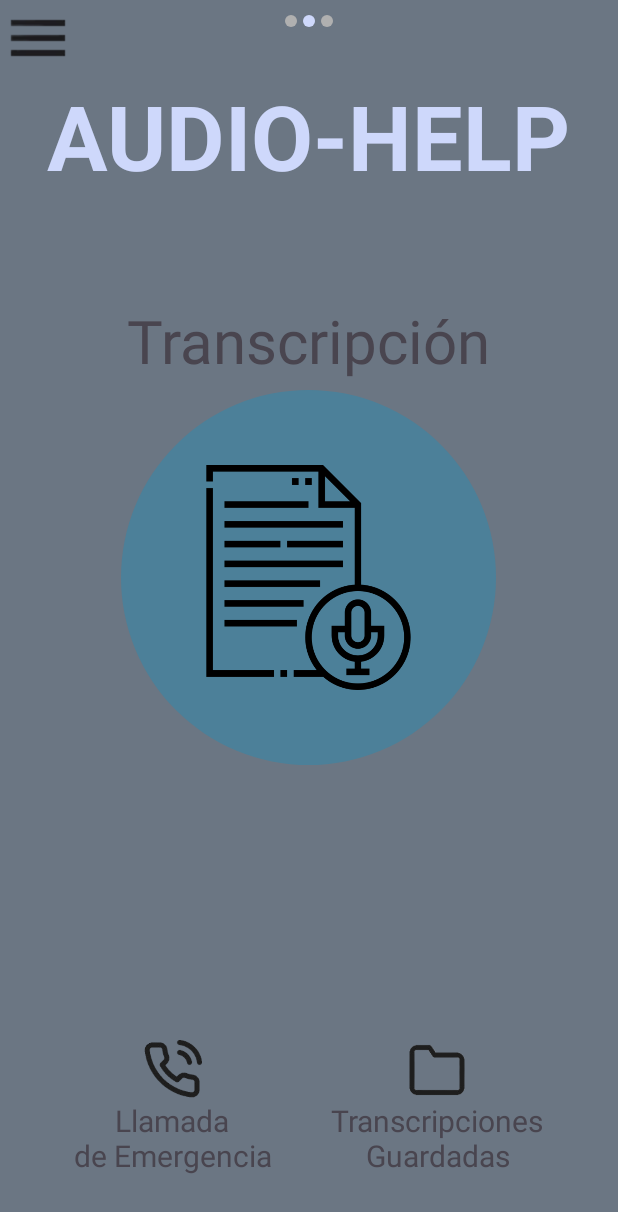
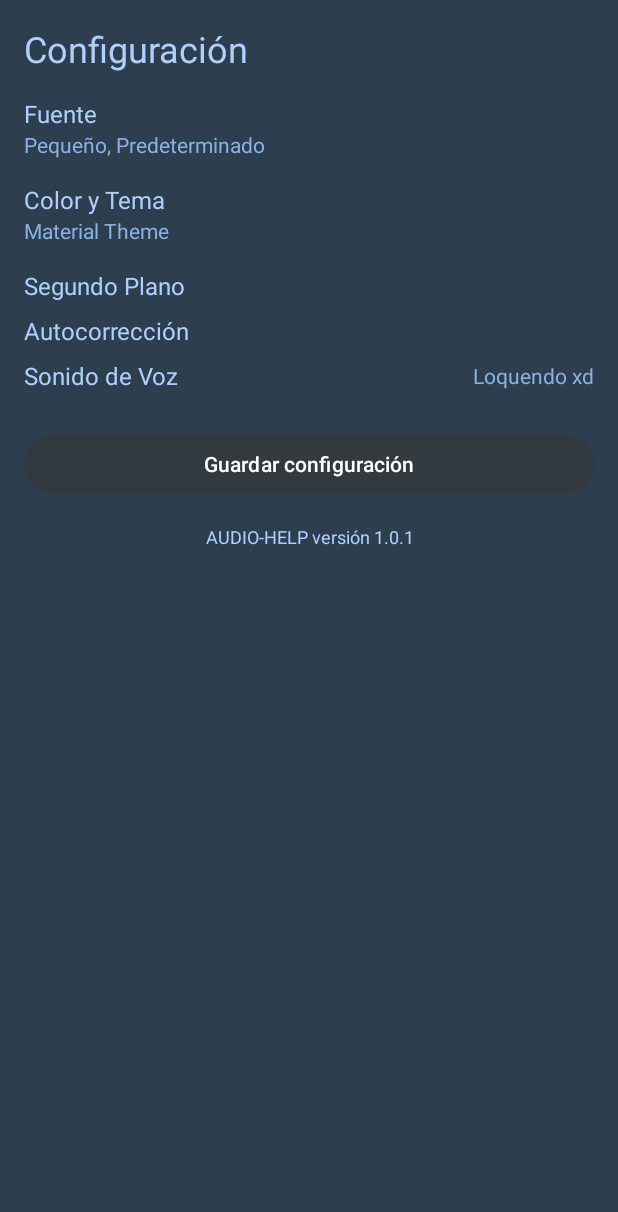
Before and after one commit to SandroCJ210/AudioHelp, an Android app: the screen it shows after launch (TranscriptionActivity before the commit, ajustes after it), after a tap on "Button", on a phone screen of 412 x 824 dp. Shown: the top 1212 px of the screen. Run offline under Robolectric (Android 15) with nearby library versions, the phone set to English and light mode, and no system bars.

Commit message:
ajustes full

```diff
--- a/app/src/main/AndroidManifest.xml
+++ b/app/src/main/AndroidManifest.xml
@@ -24,6 +24,7 @@
             </intent-filter>
         </activity>
         <activity android:name=".TranscriptionActivity" />
+        <activity android:name=".ajustes" />
 
     </application>
 
--- a/app/src/main/java/com/grupo2/audiohelp/MainActivity.java
+++ b/app/src/main/java/com/grupo2/audiohelp/MainActivity.java
@@ -29,13 +29,10 @@ public class MainActivity extends AppCompatActivity {
         button.setOnClickListener(new View.OnClickListener() {
             @Override
             public void onClick(View v){
-                // inicia la actividad de transcripcion
-                Intent intent = new Intent(MainActivity.this, TranscriptionActivity.class);
+                // inicia la actividad
+                Intent intent = new Intent(MainActivity.this, ajustes.class);
                 startActivity(intent);
             }
         });
-
-        String filePath = "app/sampledata/hola.mp3";
-        WhisperTranscription.transcribeAudio(filePath);
     }
 }
--- a/app/src/main/java/com/grupo2/audiohelp/ajustes.java
+++ b/app/src/main/java/com/grupo2/audiohelp/ajustes.java
@@ -7,6 +7,6 @@ public class ajustes extends AppCompatActivity {
     @Override
     protected void onCreate(Bundle savedInstanceState) {
         super.onCreate(savedInstanceState);
-        setContentView(R.layout.ajustes_main); // Enlaza con transcription_main.xml
+        setContentView(R.layout.ajustes);
     }
 }
--- /dev/null
+++ b/app/src/main/res/layout/ajustes.xml
@@ -0,0 +1,143 @@
+<?xml version="1.0" encoding="utf-8"?>
+<LinearLayout xmlns:android="http://schemas.android.com/apk/res/android"
+    xmlns:tools="http://schemas.android.com/tools"
+    android:layout_width="match_parent"
+    android:layout_height="match_parent"
+    android:orientation="vertical"
+    android:background="#2D3E4F"
+    android:padding="16dp"
+    tools:context=".MainActivity">
+
+
+    <TextView
+        android:id="@+id/title_config"
+        android:layout_width="wrap_content"
+        android:layout_height="wrap_content"
+        android:text="@string/title_config"
+        android:textSize="24sp"
+        android:textColor="#AFCFFB"
+        android:layout_gravity="start" />
+
+    <!-- Fuente -->
+    <LinearLayout
+        android:layout_width="match_parent"
+        android:layout_height="wrap_content"
+        android:orientation="vertical"
+        android:layout_marginTop="16dp">
+
+        <TextView
+            android:layout_width="match_parent"
+            android:layout_height="wrap_content"
+            android:text="@string/font"
+            android:textColor="#AFCFFB"
+            android:textSize="16sp" />
+
+        <TextView
+            android:layout_width="match_parent"
+            android:layout_height="wrap_content"
+            android:text="@string/font_description"
+            android:textColor="#87B2E1"
+            android:textSize="14sp" />
+    </LinearLayout>
+
+    <LinearLayout
+        android:layout_width="match_parent"
+        android:layout_height="wrap_content"
+        android:orientation="vertical"
+        android:layout_marginTop="16dp">
+
+        <TextView
+            android:layout_width="match_parent"
+            android:layout_height="wrap_content"
+            android:text="@string/color_theme"
+            android:textColor="#AFCFFB"
+            android:textSize="16sp" />
+
+        <TextView
+            android:layout_width="match_parent"
+            android:layout_height="wrap_content"
+            android:text="@string/material_theme"
+            android:textColor="#87B2E1"
+            android:textSize="14sp" />
+    </LinearLayout>
+
+    <!-- Segundo Plano -->
+    <LinearLayout
+        android:layout_width="match_parent"
+        android:layout_height="wrap_content"
+        android:orientation="horizontal"
+        android:layout_marginTop="16dp"
+        android:gravity="center_vertical">
+
+        <TextView
+            android:layout_width="0dp"
+            android:layout_height="wrap_content"
+            android:layout_weight="1"
+            android:text="@string/background_mode"
+            android:textColor="#AFCFFB"
+            android:textSize="16sp" />
+
+    </LinearLayout>
+
+    <LinearLayout
+        android:layout_width="match_parent"
+        android:layout_height="wrap_content"
+        android:orientation="horizontal"
+        android:layout_marginTop="8dp"
+        android:gravity="center_vertical">
+
+        <TextView
+            android:layout_width="0dp"
+            android:layout_height="wrap_content"
+            android:layout_weight="1"
+            android:text="@string/autocorrect"
+            android:textColor="#AFCFFB"
+            android:textSize="16sp" />
+    </LinearLayout>
+
+    <!-- Sonido de Voz -->
+    <LinearLayout
+        android:layout_width="match_parent"
+        android:layout_height="wrap_content"
+        android:orientation="horizontal"
+        android:layout_marginTop="8dp"
+        android:gravity="center_vertical">
+
+        <TextView
+            android:layout_width="0dp"
+            android:layout_height="wrap_content"
+            android:layout_weight="1"
+            android:text="@string/voice_sound"
+            android:textColor="#AFCFFB"
+            android:textSize="16sp" />
+
+        <TextView
+            android:layout_width="wrap_content"
+            android:layout_height="wrap_content"
+            android:text="@string/voice_sound_loquendo"
+            android:textColor="#87B2E1"
+            android:textSize="14sp" />
+    </LinearLayout>
+
+    <!-- Botón de Guardar Configuración -->
+    <Button
+        android:id="@+id/button_save"
+        android:layout_width="380dp"
+        android:layout_height="wrap_content"
+        android:layout_marginTop="24dp"
+        android:backgroundTint="#333A3F"
+        android:text="@string/save_button"
+        android:textColor="#FFFFFF" />
+
+    <!-- Pie de página -->
+    <TextView
+        android:id="@+id/version_text"
+        android:layout_width="match_parent"
+        android:layout_height="wrap_content"
+        android:text="@string/version_text"
+        android:textSize="12sp"
+        android:textColor="#AFCFFB"
+        android:gravity="center"
+        android:layout_marginTop="16dp" />
+
+</LinearLayout>
--- a/app/src/main/res/values/strings.xml
+++ b/app/src/main/res/values/strings.xml
@@ -1,3 +1,19 @@
 <resources>
     <string name="app_name">AudioHelp</string>
+
+    <string name="title_config">Configuración</string>
+    <string name="brightness">Brillo</string>
+    <string name="font">Fuente</string>
+    <string name="font_description">Pequeño, Predeterminado</string>
+    <string name="screen_scale">Escala de la Pantalla</string>
+    <string name="screen_scale_standard">Estándar</string>
+    <string name="color_theme">Color y Tema</string>
+    <string name="material_theme">Material Theme</string>
+    <string name="background_mode">Segundo Plano</string>
+    <string name="autocorrect">Autocorrección</string>
+    <string name="voice_sound">Sonido de Voz</string>
+    <string name="voice_sound_loquendo">Loquendo xd</string>
+    <string name="save_button">Guardar configuración</string>
+    <string name="version_text">AUDIO-HELP versión 1.0.1</string>
+
 </resources>
```
Also changed, not shown: app/src/main/res/layout/activity_main.xml (+8 -3 lines), app/src/main/res/layout/ajustes_main.xml (deleted, +0 -69 lines), 1 other file.
